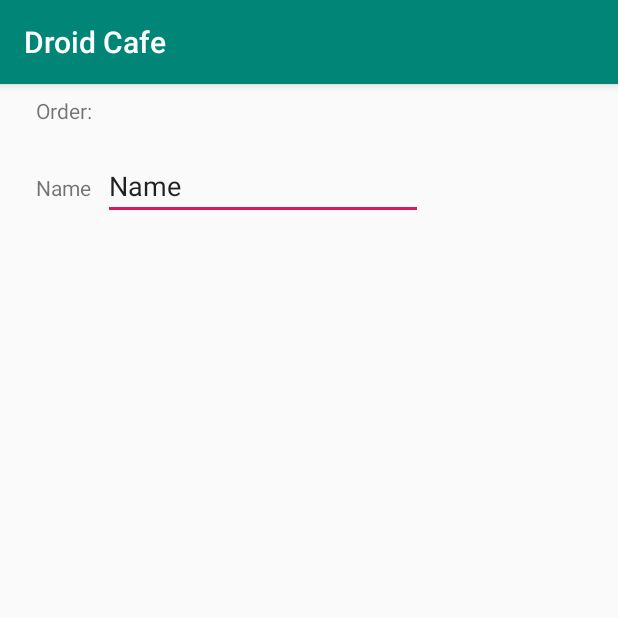
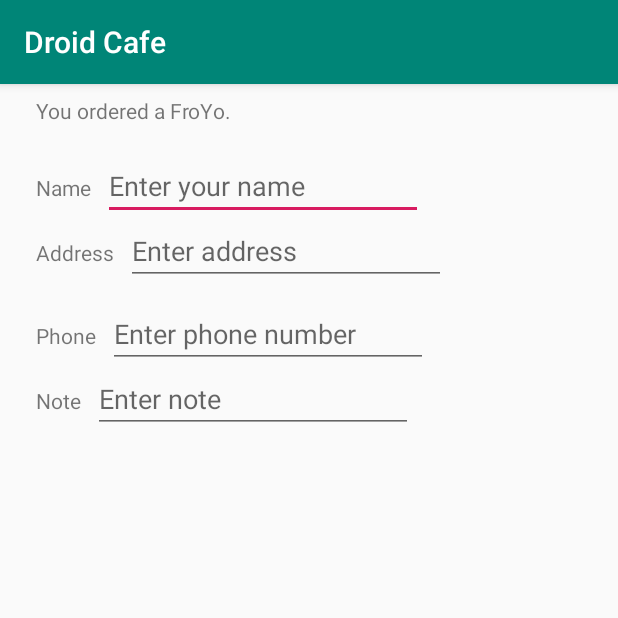
Before and after one commit to EarlJP/DroidCafe, an Android app: the screen it shows after launch (OrderActivity), after a tap on an icon or button, on a phone screen of 412 x 824 dp, the top half of it. Run offline under Robolectric (Android 15) with nearby library versions, the phone set to English and light mode, and no system bars.

Commit message:
6th commit, complete task 1, work on order activity

```diff
--- a/app/src/main/java/com/earljaepal/droidcafe/MainActivity.java
+++ b/app/src/main/java/com/earljaepal/droidcafe/MainActivity.java
@@ -13,10 +13,17 @@ import android.widget.Toast;
 
 public class MainActivity extends AppCompatActivity {
 
+    public static final String EXTRA_MESSAGE =
+            "com.earljaepal.droidcafe.extra.MESSAGE";
+
+    // The order message, displayed in the Toast and sent to the new Activity.
+    private String mOrderMessage;
+
     @Override
     protected void onCreate(Bundle savedInstanceState) {
         super.onCreate(savedInstanceState);
         setContentView(R.layout.activity_main);
+
         Toolbar toolbar = findViewById(R.id.toolbar);
         setSupportActionBar(toolbar);
 
@@ -24,14 +31,20 @@ public class MainActivity extends AppCompatActivity {
         fab.setOnClickListener(new View.OnClickListener() {
             @Override
             public void onClick(View view) {
-//                Snackbar.make(view, "Replace with your own action", Snackbar.LENGTH_LONG)
-//                        .setAction("Action", null).show();
-                Intent intent = new Intent(MainActivity.this, OrderActivity.class);
+                Intent intent = new Intent(MainActivity.this,
+                        OrderActivity.class);
+                intent.putExtra(EXTRA_MESSAGE, mOrderMessage);
                 startActivity(intent);
             }
         });
     }
 
+    /**
+     * Inflates the menu, and adds items to the action bar if it is present.
+     *
+     * @param menu Menu to inflate.
+     * @return Returns true if the menu inflated.
+     */
     @Override
     public boolean onCreateOptionsMenu(Menu menu) {
         // Inflate the menu; this adds items to the action bar if it is present.
@@ -39,6 +52,12 @@ public class MainActivity extends AppCompatActivity {
         return true;
     }
 
+    /**
+     * Handles app bar item clicks.
+     *
+     * @param item Item clicked.
+     * @return True if one of the defined items was clicked.
+     */
     @Override
     public boolean onOptionsItemSelected(MenuItem item) {
         // Handle action bar item clicks here. The action bar will
@@ -46,6 +65,8 @@ public class MainActivity extends AppCompatActivity {
         // as you specify a parent activity in AndroidManifest.xml.
         int id = item.getItemId();
 
+        // This comment suppresses the Android Studio warning about simplifying
+        // the return statements.
         //noinspection SimplifiableIfStatement
         if (id == R.id.action_settings) {
             return true;
@@ -59,19 +80,27 @@ public class MainActivity extends AppCompatActivity {
                 Toast.LENGTH_SHORT).show();
     }
 
+    /**
+     * Shows a message that the donut image was clicked.
+     */
     public void showDonutOrder(View view) {
-        displayToast(getString(R.string.donut_order_message));
+        mOrderMessage = getString(R.string.donut_order_message);
+        displayToast(mOrderMessage);
     }
 
+    /**
+     * Shows a message that the ice cream sandwich image was clicked.
+     */
     public void showIceCreamOrder(View view) {
-        displayToast(getString(R.string.ice_cream_order_message));
+        mOrderMessage = getString(R.string.ice_cream_order_message);
+        displayToast(mOrderMessage);
     }
 
+    /**
+     * Shows a message that the froyo image was clicked.
+     */
     public void showFroyoOrder(View view) {
-        displayToast(getString(R.string.froyo_order_message));
-    }
-
-    public void onClick(View view) {
-
+        mOrderMessage = getString(R.string.froyo_order_message);
+        displayToast(mOrderMessage);
     }
 }
--- a/app/src/main/java/com/earljaepal/droidcafe/OrderActivity.java
+++ b/app/src/main/java/com/earljaepal/droidcafe/OrderActivity.java
@@ -1,7 +1,9 @@
 package com.earljaepal.droidcafe;
 
+import android.content.Intent;
 import android.support.v7.app.AppCompatActivity;
 import android.os.Bundle;
+import android.widget.TextView;
 
 public class OrderActivity extends AppCompatActivity {
 
@@ -9,5 +11,11 @@ public class OrderActivity extends AppCompatActivity {
     protected void onCreate(Bundle savedInstanceState) {
         super.onCreate(savedInstanceState);
         setContentView(R.layout.activity_order);
+
+        // Get the intent and its data.
+        Intent intent = getIntent();
+        String message = intent.getStringExtra(MainActivity.EXTRA_MESSAGE);
+        TextView textView = findViewById(R.id.order_label);
+        textView.setText(message);
     }
 }
--- a/app/src/main/res/layout/activity_order.xml
+++ b/app/src/main/res/layout/activity_order.xml
@@ -37,9 +37,86 @@
         android:ems="10"
         android:hint="@string/enter_name_hint"
         android:inputType="textPersonName"
-        android:text="Name"
         app:layout_constraintBaseline_toBaselineOf="@+id/name_label"
         app:layout_constraintStart_toEndOf="@+id/name_label" />
+
+    <TextView
+        android:id="@+id/address_label"
+        android:layout_width="wrap_content"
+        android:layout_height="wrap_content"
+        android:layout_marginStart="24dp"
+        android:layout_marginLeft="24dp"
+        android:layout_marginTop="24dp"
+        android:text="@string/address_label_text"
+        app:layout_constraintStart_toStartOf="parent"
+        app:layout_constraintTop_toBottomOf="@+id/name_label" />
+
+    <EditText
+        android:id="@+id/address_text"
+        android:layout_width="wrap_content"
+        android:layout_height="wrap_content"
+        android:layout_marginStart="8dp"
+        android:layout_marginLeft="8dp"
+        android:ems="10"
+        android:hint="@string/enter_address_hint"
+        android:inputType="textMultiLine"
+        app:layout_constraintBaseline_toBaselineOf="@+id/address_label"
+        app:layout_constraintStart_toEndOf="@+id/address_label" />
+
+    <TextView
+        android:id="@+id/phone_label"
+        android:layout_width="wrap_content"
+        android:layout_height="wrap_content"
+        android:layout_marginStart="24dp"
+        android:layout_marginLeft="24dp"
+        android:layout_marginTop="24dp"
+        android:text="@string/phone_label"
+        app:layout_constraintStart_toStartOf="parent"
+        app:layout_constraintTop_toBottomOf="@+id/address_text" />
+
+    <EditText
+        android:id="@+id/phone_text"
+        android:layout_width="wrap_content"
+        android:layout_height="wrap_content"
+        android:layout_marginStart="8dp"
+        android:layout_marginLeft="8dp"
+        android:ems="10"
+        android:hint="@string/enter_phone_hint"
+        android:inputType="phone"
+        app:layout_constraintBaseline_toBaselineOf="@+id/phone_label"
+        app:layout_constraintStart_toEndOf="@+id/phone_label" />
+
+    <TextView
+        android:id="@+id/note_label"
+        android:layout_width="wrap_content"
+        android:layout_height="wrap_content"
+        android:layout_marginStart="24dp"
+        android:layout_marginLeft="24dp"
+        android:layout_marginTop="24dp"
+        android:text="@string/note_label_text"
+        app:layout_constraintStart_toStartOf="parent"
+        app:layout_constraintTop_toBottomOf="@+id/phone_label" />
+
+    <EditText
+        android:id="@+id/note_text"
+        android:layout_width="wrap_content"
+        android:layout_height="wrap_content"
+        android:layout_marginStart="8dp"
+        android:layout_marginLeft="8dp"
+        android:ems="10"
+        android:hint="@string/enter_note_hint"
+        android:inputType="textMultiLine|textCapSentences"
+        app:layout_constraintBaseline_toBaselineOf="@+id/note_label"
+        app:layout_constraintStart_toEndOf="@+id/note_label" />
+
+
+
+
+
+
+
+
+
 
 
 
--- a/app/src/main/res/values/strings.xml
+++ b/app/src/main/res/values/strings.xml
@@ -10,5 +10,11 @@
     <string name="froyo_order_message">You ordered a FroYo.</string>
     <string name="order_label">Order:</string>
     <string name="name_label">Name</string>
-    <string name="enter_name_hint">Enter your name:</string>
+    <string name="enter_name_hint">Enter your name</string>
+    <string name="address_label_text">Address</string>
+    <string name="enter_address_hint">Enter address</string>
+    <string name="phone_label">Phone</string>
+    <string name="enter_phone_hint">Enter phone number</string>
+    <string name="note_label_text">Note</string>
+    <string name="enter_note_hint">Enter note</string>
 </resources>
```
